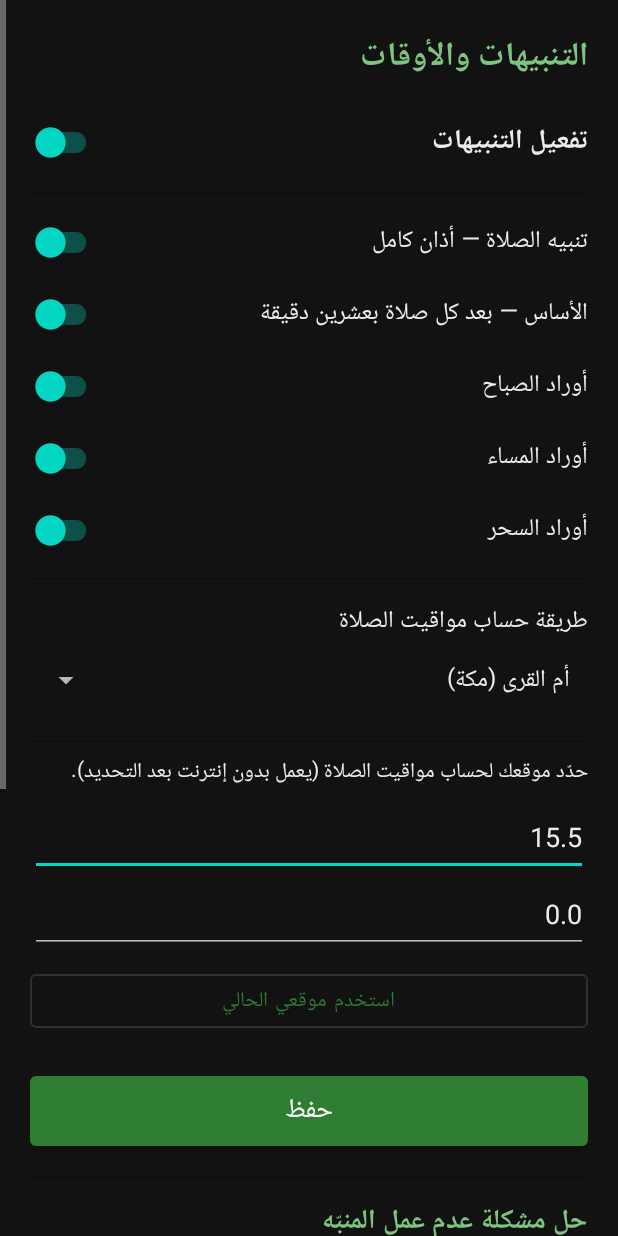
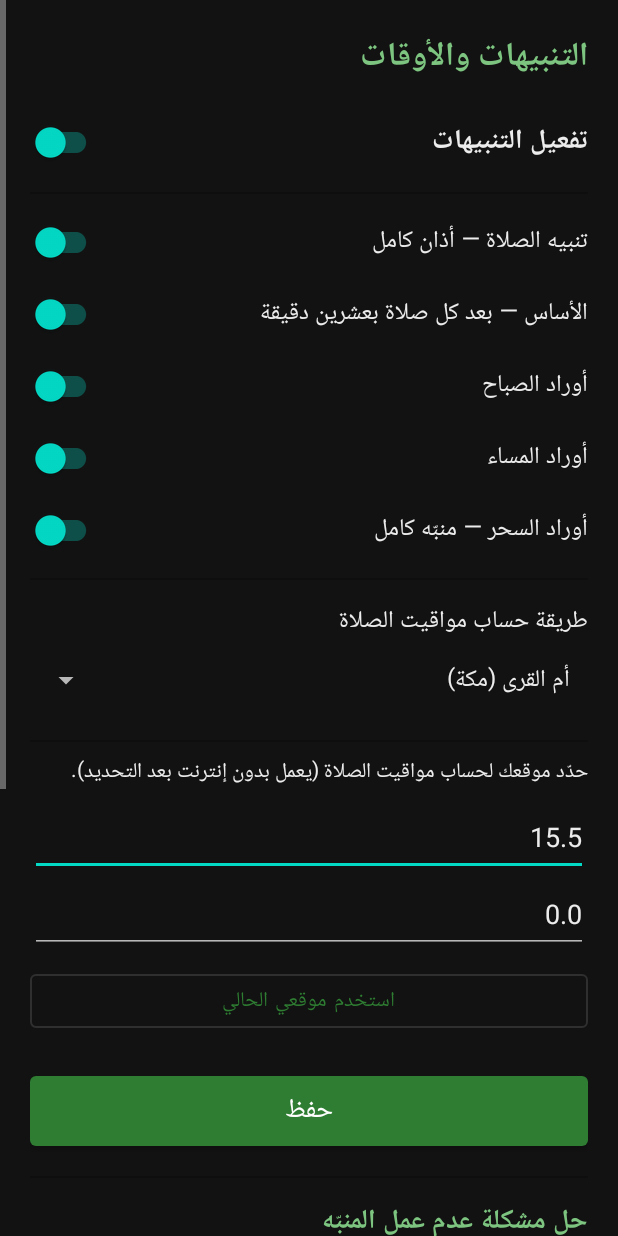
Before and after one commit to Mohamed-albadri-1995/trade-desk-data, an Android app: the SettingsActivity screen opened directly, with no data from a screen before it, on a phone screen of 412 x 824 dp. Run offline under Robolectric (Android 15) with nearby library versions, the phone set to English and light mode, and no system bars.

Commit message:
Ring أوراد السحر as a full alarm
It falls in the last third of the night, so a tone lasting a few seconds is
one you would sleep straight through. It now rings and keeps ringing until
it is stopped, like the prayer alarm. The other wards are unchanged.

Co-Authored-By: Claude Opus 5 <noreply@anthropic.com>
Claude-Session: https://claude.ai/code/session_01LGQjT4mwJtavuvZWb4nuLc

```diff
--- a/ratib-app/app/src/main/java/com/ratib/saada/ReminderScheduler.kt
+++ b/ratib-app/app/src/main/java/com/ratib/saada/ReminderScheduler.kt
@@ -164,7 +164,9 @@ object ReminderScheduler {
                 val next = Calendar.getInstance(); next.add(Calendar.DAY_OF_MONTH, dayOffset + 1)
                 val t2 = PrayerCalc.compute(next, lat, lng, method)
                 val lastThirdH = t.maghrib + (t2.fajr + 24.0 - t.maghrib) * 2.0 / 3.0
-                raw.add(Fire(base + (lastThirdH * 3600000L).toLong(), "أوراد السحر", short = true))
+                // Wakes you in the last third of the night, so it rings like the
+                // prayer alarm rather than sounding a tone you would sleep through.
+                raw.add(Fire(base + (lastThirdH * 3600000L).toLong(), "أوراد السحر", short = false))
             }
         }
 
--- a/ratib-app/app/src/main/res/values/strings.xml
+++ b/ratib-app/app/src/main/res/values/strings.xml
@@ -22,7 +22,7 @@
     <string name="rem_asas">الأساس — بعد كل صلاة بعشرين دقيقة</string>
     <string name="rem_morning">أوراد الصباح</string>
     <string name="rem_evening">أوراد المساء</string>
-    <string name="rem_suhur">أوراد السحر</string>
+    <string name="rem_suhur">أوراد السحر — منبّه كامل</string>
     <string name="calc_method">طريقة حساب مواقيت الصلاة</string>
     <string name="latitude">خط العرض (Latitude)</string>
     <string name="longitude">خط الطول (Longitude)</string>
```
